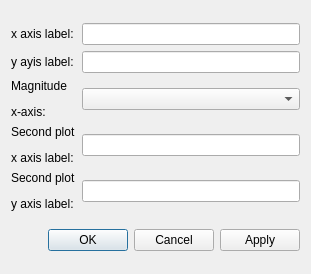
Ulm-IQO/qudi, file gui/pulsed/ui-pulsed-main-gui-settings-analysis.ui: the form before one commit.
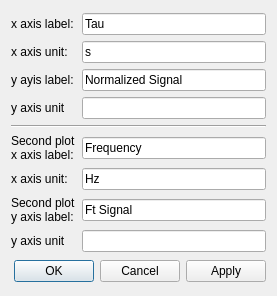
The form after the commit.

Commit message: Make a first step towards a proper label display in pulsed. Still the display is not clean, but now at least pyqtgraph handles the units for the display. Correct also the units for the second axis and start to connect the analysis settings properly and remove all strange '*_changed' methods related to the unit display stuff.

```diff
--- a/gui/pulsed/ui-pulsed-main-gui-settings-analysis.ui
+++ b/gui/pulsed/ui-pulsed-main-gui-settings-analysis.ui
@@ -6,8 +6,8 @@
    <rect>
     <x>0</x>
     <y>0</y>
-    <width>311</width>
-    <height>274</height>
+    <width>277</width>
+    <height>296</height>
    </rect>
   </property>
   <property name="windowTitle">
@@ -30,42 +30,51 @@
    <item row="1" column="0">
     <layout class="QGridLayout" name="gridLayout">
      <item row="1" column="0">
+      <widget class="QLabel" name="label">
+       <property name="text">
+        <string>x axis unit:</string>
+       </property>
+      </widget>
+     </item>
+     <item row="7" column="0">
+      <widget class="QLabel" name="ana_param_second_plot_y_axis_label_Label">
+       <property name="text">
+        <string>&lt;html&gt;&lt;head/&gt;&lt;body&gt;&lt;p&gt;Second plot&lt;br/&gt;y axis label:&lt;/p&gt;&lt;/body&gt;&lt;/html&gt;</string>
+       </property>
+      </widget>
+     </item>
+     <item row="2" column="0">
       <widget class="QLabel" name="ana_param_y_axis_label_Label">
        <property name="text">
         <string>&lt;html&gt;&lt;head/&gt;&lt;body&gt;&lt;p&gt;y ayis label:&lt;/p&gt;&lt;/body&gt;&lt;/html&gt;</string>
        </property>
       </widget>
      </item>
-     <item row="4" column="0">
-      <widget class="QLabel" name="ana_param_second_plot_y_axis_label_Label">
-       <property name="text">
-        <string>&lt;html&gt;&lt;head/&gt;&lt;body&gt;&lt;p&gt;Second plot&lt;/p&gt;&lt;p&gt;y axis label:&lt;/p&gt;&lt;/body&gt;&lt;/html&gt;</string>
-       </property>
-      </widget>
-     </item>
-     <item row="3" column="0">
+     <item row="5" column="0">
       <widget class="QLabel" name="ana_param_second_plot_x_axis_label_Label">
        <property name="text">
-        <string>&lt;html&gt;&lt;head/&gt;&lt;body&gt;&lt;p&gt;Second plot&lt;/p&gt;&lt;p&gt; x axis label:&lt;/p&gt;&lt;/body&gt;&lt;/html&gt;</string>
+        <string>&lt;html&gt;&lt;head/&gt;&lt;body&gt;&lt;p&gt;Second plot&lt;br/&gt;x axis label:&lt;/p&gt;&lt;/body&gt;&lt;/html&gt;</string>
        </property>
       </widget>
      </item>
-     <item row="3" column="1">
-      <widget class="QLineEdit" name="ana_param_second_plot_x_axis_name_LineEdit"/>
-     </item>
-     <item row="1" column="1">
-      <widget class="QLineEdit" name="ana_param_y_axis_name_LineEdit"/>
-     </item>
-     <item row="4" column="1">
-      <widget class="QLineEdit" name="ana_param_second_plot_y_axis_name_LineEdit"/>
+     <item row="5" column="1">
+      <widget class="QLineEdit" name="ana_param_second_plot_x_axis_name_LineEdit">
+       <property name="text">
+        <string>Frequency</string>
+       </property>
+      </widget>
      </item>
      <item row="2" column="1">
-      <widget class="QComboBox" name="comboBox"/>
+      <widget class="QLineEdit" name="ana_param_y_axis_name_LineEdit">
+       <property name="text">
+        <string>Normalized Signal</string>
+       </property>
+      </widget>
      </item>
-     <item row="2" column="0">
-      <widget class="QLabel" name="label_5">
+     <item row="7" column="1">
+      <widget class="QLineEdit" name="ana_param_second_plot_y_axis_name_LineEdit">
        <property name="text">
-        <string>&lt;html&gt;&lt;head/&gt;&lt;body&gt;&lt;p&gt;Magnitude&lt;/p&gt;&lt;p&gt;x-axis:&lt;/p&gt;&lt;/body&gt;&lt;/html&gt;</string>
+        <string>Ft Signal</string>
        </property>
       </widget>
      </item>
@@ -77,7 +86,59 @@
       </widget>
      </item>
      <item row="0" column="1">
-      <widget class="QLineEdit" name="ana_param_x_axis_name_LineEdit"/>
+      <widget class="QLineEdit" name="ana_param_x_axis_name_LineEdit">
+       <property name="text">
+        <string>Tau</string>
+       </property>
+      </widget>
+     </item>
+     <item row="1" column="1">
+      <widget class="QLineEdit" name="ana_param_x_axis_unit_LineEdit">
+       <property name="text">
+        <string>s</string>
+       </property>
+      </widget>
+     </item>
+     <item row="3" column="0">
+      <widget class="QLabel" name="label_2">
+       <property name="text">
+        <string>y axis unit</string>
+       </property>
+      </widget>
+     </item>
+     <item row="6" column="0">
+      <widget class="QLabel" name="label_3">
+       <property name="text">
+        <string>x axis unit:</string>
+       </property>
+      </widget>
+     </item>
+     <item row="3" column="1">
+      <widget class="QLineEdit" name="ana_param_y_axis_unit_LineEdit"/>
+     </item>
+     <item row="4" column="0" colspan="2">
+      <widget class="Line" name="line">
+       <property name="orientation">
+        <enum>Qt::Horizontal</enum>
+       </property>
+      </widget>
+     </item>
+     <item row="8" column="0">
+      <widget class="QLabel" name="label_4">
+       <property name="text">
+        <string>y axis unit</string>
+       </property>
+      </widget>
+     </item>
+     <item row="6" column="1">
+      <widget class="QLineEdit" name="ana_param_second_plot_x_axis_unit_LineEdit">
+       <property name="text">
+        <string>Hz</string>
+       </property>
+      </widget>
+     </item>
+     <item row="8" column="1">
+      <widget class="QLineEdit" name="ana_param_second_plot_y_axis_unit_LineEdit"/>
      </item>
     </layout>
    </item>
```
The commit also changes 1 other file.
